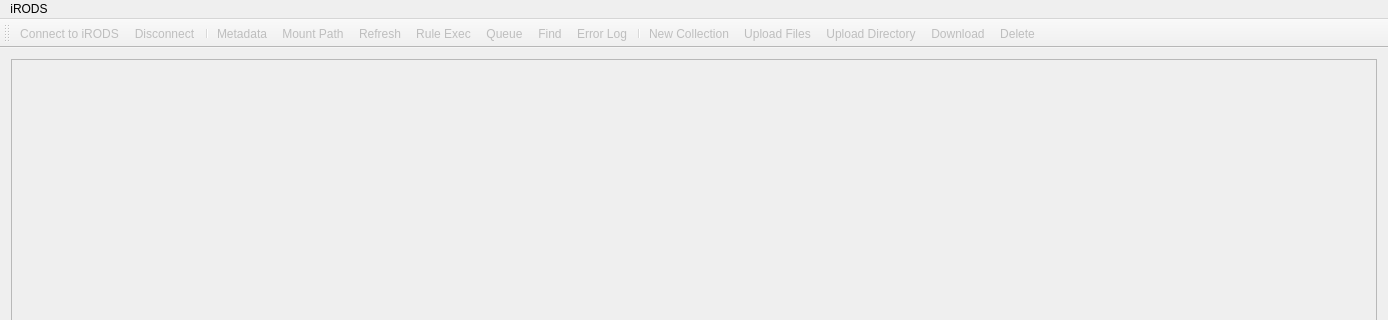
First picture: the form in src/rodsmainwindow.ui, repository ilarik/kanki-irodsclient, before the edit; both pictures show x 0 to 1388 and y 0 to 320 of the 1388 by 768 pixel window.
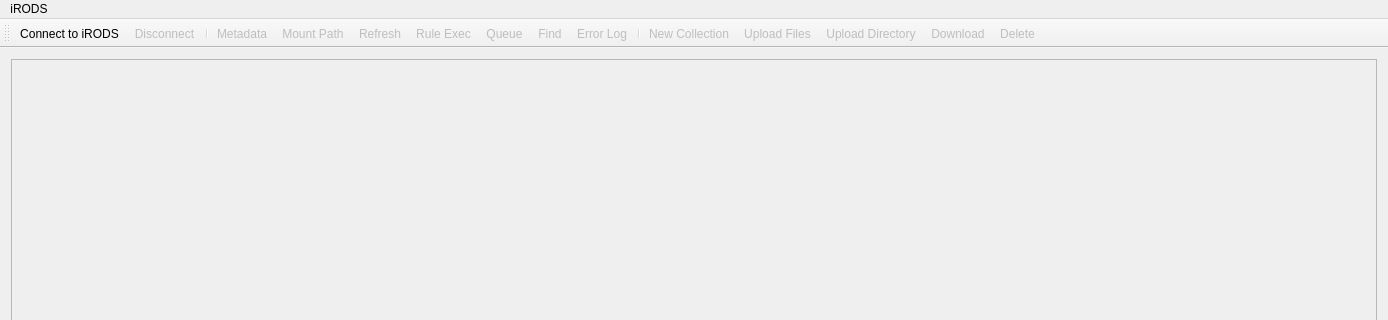
Second picture: the form after the edit. Icons and pictures are not drawn.

Commit message: RodsErrorLogWindow rename

The edit to the form file:
```diff
--- a/src/rodsmainwindow.ui
+++ b/src/rodsmainwindow.ui
@@ -297,7 +297,7 @@
   </widget>
   <widget class="QToolBar" name="mainToolBar">
    <property name="enabled">
-    <bool>false</bool>
+    <bool>true</bool>
    </property>
    <property name="acceptDrops">
     <bool>false</bool>
@@ -320,7 +320,7 @@
    <addaction name="actionRuleExec"/>
    <addaction name="actionQueueStat"/>
    <addaction name="actionFind"/>
-   <addaction name="actionError_Log"/>
+   <addaction name="actionErrorLog"/>
    <addaction name="separator"/>
    <addaction name="actionNewColl"/>
    <addaction name="actionUpload"/>
@@ -560,7 +560,10 @@
     <string>Upload Directory</string>
    </property>
   </action>
-  <action name="actionError_Log">
+  <action name="actionErrorLog">
+   <property name="enabled">
+    <bool>false</bool>
+   </property>
    <property name="icon">
     <iconset resource="icons.qrc">
      <normaloff>:/tango/icons/dialog-warning.svg</normaloff>:/tango/icons/dialog-warning.svg</iconset>
```
Left out of the diff: 3 changed lines with no effect on the pictures. The commit also changes 3 other files.
